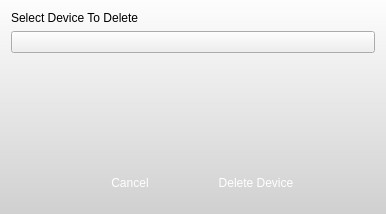
Qt form Graffik/gui/core/Dialogs/deletedevicedialog.ui (DynamicPerception/Graffik_Legacy) before a commit.
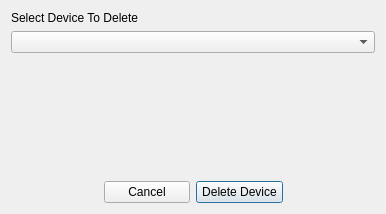
The same form after that commit. Icons and pictures are not drawn.

What changed in the file:
```diff
--- a/Graffik/gui/core/Dialogs/deletedevicedialog.ui
+++ b/Graffik/gui/core/Dialogs/deletedevicedialog.ui
@@ -14,32 +14,7 @@
    <string>Delete Device</string>
   </property>
   <property name="styleSheet">
-   <string notr="true">QPushButton {
-border: 0px transparent;
-max-width:120px;
-max-height: 40px;
-min-width:120px;
-min-height: 40px;
-color: rgb(255,255,255);
-font: 12px &quot;Lucida Sans&quot;;
-}
-
-#okButton {
-border-image: url(:/core/small-blue-but-normal.png);
-}
-
-#cancelButton {
-border-image: url(:/core/small-gray-but-normal.png);
-}
-
-QComboBox:drop-down {
-border-image: url(:/core/drop-down-sm-blue.png);
-border: 0px transparent;
-}
-
-#DeleteDeviceDialog {
-background-color: qlineargradient(spread:pad, x1:0, y1:0, x2:0, y2:1, stop:0 rgba(253, 253, 253, 255), stop:1 rgba(208, 208, 208, 255));
-}</string>
+   <string notr="true"/>
   </property>
   <layout class="QGridLayout" name="gridLayout">
    <item row="0" column="0" colspan="3">
```
